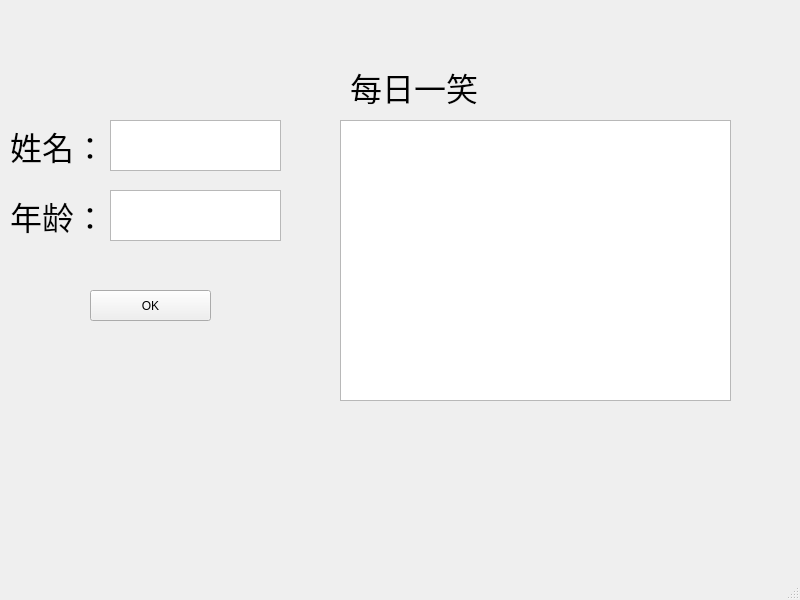
Above: GUI_learing/ceshi.ui from TangYF1997/- before the change. Below: the same form after it.
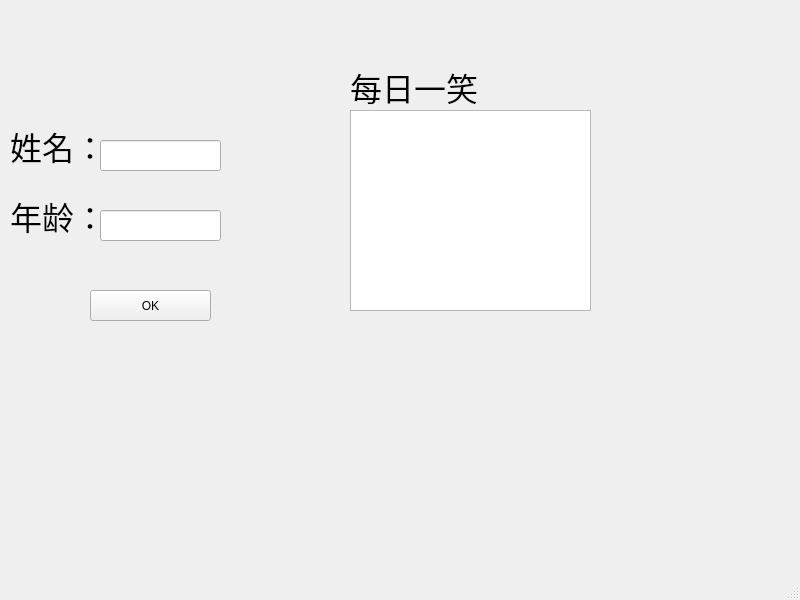
That is the form after the change.

Commit message: 完成这个工程的第一个实例，了解了能用lineEdit就别用textEdit

Diff of the .ui file:
```diff
--- a/GUI_learing/ceshi.ui
+++ b/GUI_learing/ceshi.ui
@@ -14,16 +14,6 @@
    <string>MainWindow</string>
   </property>
   <widget class="QWidget" name="centralwidget">
-   <widget class="QListView" name="listView">
-    <property name="geometry">
-     <rect>
-      <x>340</x>
-      <y>120</y>
-      <width>391</width>
-      <height>281</height>
-     </rect>
-    </property>
-   </widget>
    <widget class="QLabel" name="label">
     <property name="geometry">
      <rect>
@@ -43,22 +33,6 @@
      <string>每日一笑</string>
     </property>
    </widget>
-   <widget class="QTextEdit" name="textEdit">
-    <property name="geometry">
-     <rect>
-      <x>110</x>
-      <y>120</y>
-      <width>171</width>
-      <height>51</height>
-     </rect>
-    </property>
-    <property name="mouseTracking">
-     <bool>false</bool>
-    </property>
-    <property name="tabletTracking">
-     <bool>false</bool>
-    </property>
-   </widget>
    <widget class="QLabel" name="label_2">
     <property name="geometry">
      <rect>
@@ -97,22 +71,6 @@
      <string>年龄：</string>
     </property>
    </widget>
-   <widget class="QTextEdit" name="textEdit_2">
-    <property name="geometry">
-     <rect>
-      <x>110</x>
-      <y>190</y>
-      <width>171</width>
-      <height>51</height>
-     </rect>
-    </property>
-    <property name="mouseTracking">
-     <bool>false</bool>
-    </property>
-    <property name="tabletTracking">
-     <bool>false</bool>
-    </property>
-   </widget>
    <widget class="QPushButton" name="pushButton">
     <property name="geometry">
      <rect>
@@ -126,6 +84,36 @@
      <string>OK</string>
     </property>
    </widget>
+   <widget class="QTextBrowser" name="textBrowser">
+    <property name="geometry">
+     <rect>
+      <x>350</x>
+      <y>110</y>
+      <width>241</width>
+      <height>201</height>
+     </rect>
+    </property>
+   </widget>
+   <widget class="QLineEdit" name="lineEdit">
+    <property name="geometry">
+     <rect>
+      <x>100</x>
+      <y>140</y>
+      <width>121</width>
+      <height>31</height>
+     </rect>
+    </property>
+   </widget>
+   <widget class="QLineEdit" name="lineEdit_2">
+    <property name="geometry">
+     <rect>
+      <x>100</x>
+      <y>210</y>
+      <width>121</width>
+      <height>31</height>
+     </rect>
+    </property>
+   </widget>
   </widget>
   <widget class="QMenuBar" name="menubar">
    <property name="geometry">
```
Left out of the diff: 23 changed lines with no effect on the pictures. The commit also changes 4 other files.
